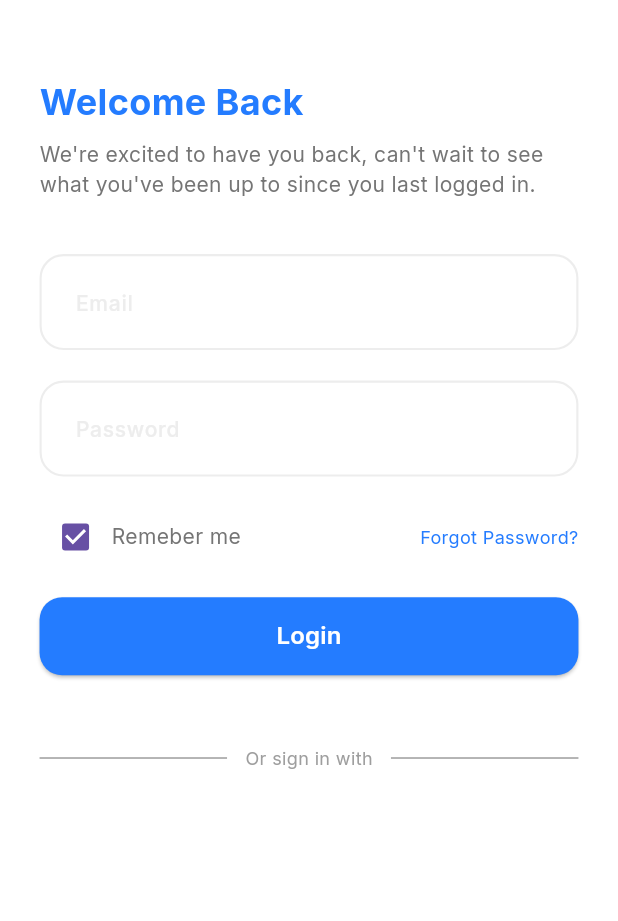
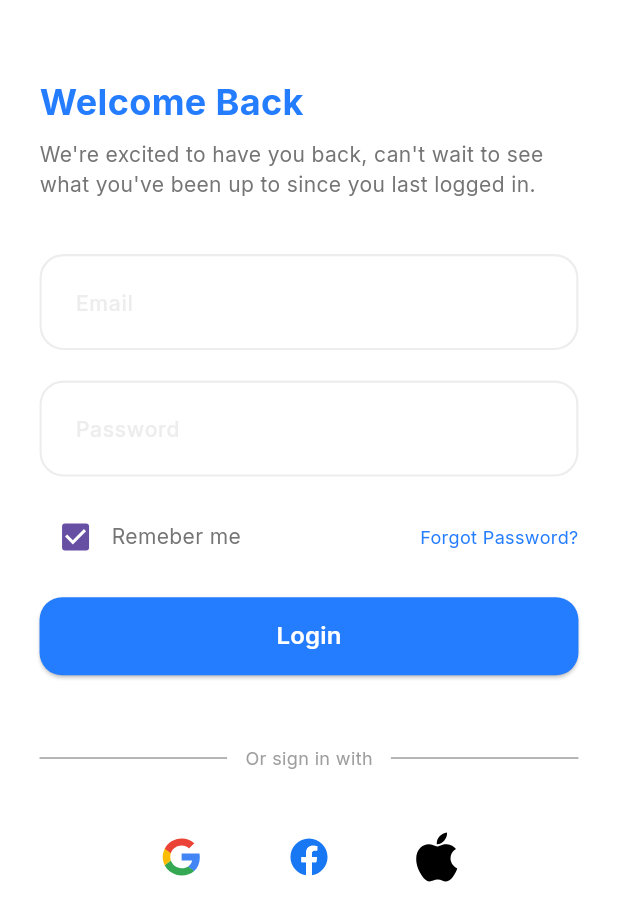
Before and after one commit to yousefali55/DocDocApp, a Flutter app: the LoginScreen screen opened by its route, on a phone screen of 412 x 824 dp. Shown: the top 921 px of the screen. Run offline on Flutter 3.47's test engine with Material 3 defaults, Android fonts, the phone set to English and light mode, and no system bars; our stand-ins replace flutter_screenutil, flutter_svg, google_fonts.

Commit message:
finish AuthLogo Row

```diff
--- a/lib/core/constants/Colors.dart
+++ b/lib/core/constants/Colors.dart
@@ -6,4 +6,5 @@ class ColorsManager{
   static const Color grey = Color(0xFf757575);
   static const Color lightergrey = Color(0xFFEDEDED);
   static const Color grey9E = Color(0xFF9E9E9E);
+  static const Color offWhite = Color(0xFFF5F5F5);
 }
--- a/lib/core/widgets/auth_logos_row.dart
+++ b/lib/core/widgets/auth_logos_row.dart
@@ -0,0 +1,62 @@
+import 'package:flutter/material.dart';
+import 'package:flutter_screenutil/flutter_screenutil.dart';
+import 'package:flutter_svg/flutter_svg.dart';
+
+class AuthLogosRow extends StatelessWidget {
+  const AuthLogosRow({super.key});
+
+  @override
+  Widget build(BuildContext context) {
+    return Row(
+      mainAxisAlignment: MainAxisAlignment.center,
+      children: [
+        AuthButton(
+          onPressed: () {},
+          assetImage: 'assets/svgs/GoogleLogo.svg',
+        ),
+        SizedBox(
+          width: 32.w,
+        ),
+        AuthButton(
+          onPressed: () {},
+          assetImage: 'assets/svgs/FaceBookLogo.svg',
+        ),
+        SizedBox(
+          width: 32.w,
+        ),
+        AuthButton(
+          onPressed: () {},
+          assetImage: 'assets/svgs/IcloudLogo.svg',
+        ),
+      ],
+    );
+  }
+}
+
+class AuthButton extends StatelessWidget {
+  const AuthButton({
+    Key? key, // Fix the key parameter
+    required this.onPressed,
+    required this.assetImage,
+  }) : super(key: key);
+
+  final void Function() onPressed;
+  final String assetImage;
+
+  @override
+  Widget build(BuildContext context) {
+    return Container(
+      height: 50.0,
+      width: 50.0,
+      decoration: BoxDecoration(
+        color: Colors.white, // Change to your desired color
+        borderRadius: BorderRadius.circular(25.0), // Half of the width/height
+      ),
+      child: IconButton(
+        onPressed: onPressed,
+        icon: Container(
+            height: 40, width: 40, child: SvgPicture.asset(assetImage)),
+      ),
+    );
+  }
+}
--- a/lib/core/widgets/form_login.dart
+++ b/lib/core/widgets/form_login.dart
@@ -1,4 +1,5 @@
 import 'package:docdoc/core/constants/text_styles.dart';
+import 'package:docdoc/core/widgets/auth_logos_row.dart';
 import 'package:docdoc/core/widgets/or_sign_with.dart';
 import 'package:docdoc/core/widgets/repeated_button.dart';
 import 'package:docdoc/core/widgets/textformfield_login_signup.dart';
@@ -50,6 +51,10 @@ class LoginForm extends StatelessWidget {
           height: 46.h,
         ),
         OrSignWithRow(),
+        SizedBox(
+          height: 32.h,
+        ),
+        AuthLogosRow(),
       ],
     ));
   }
```
Also changed, not shown: assets/svgs/Logo.svg (added).
